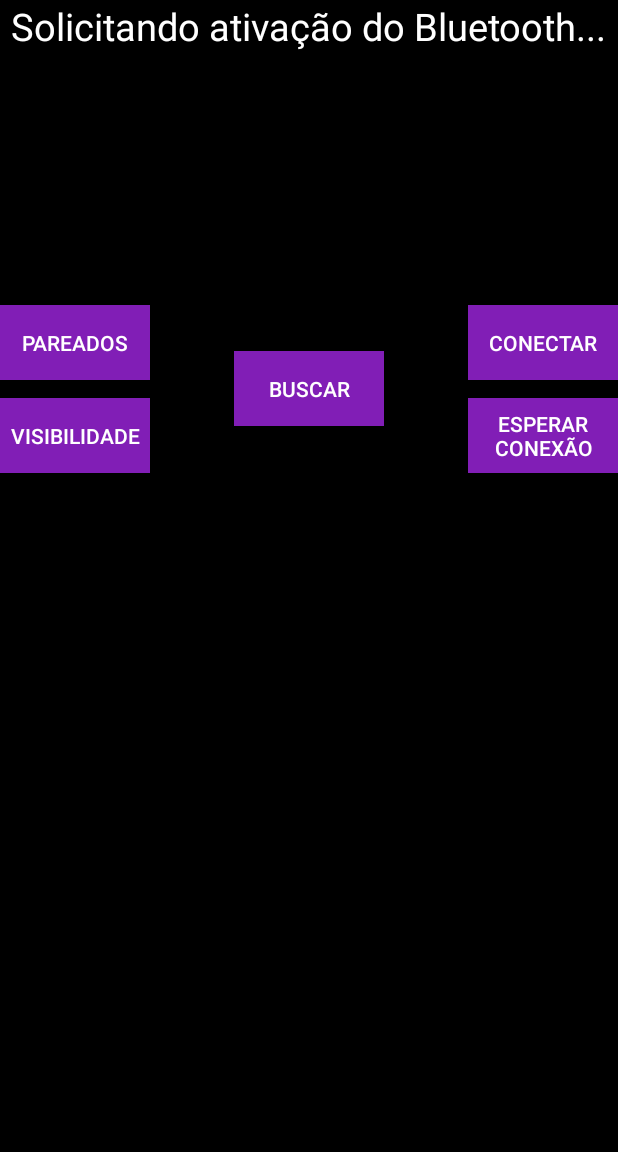
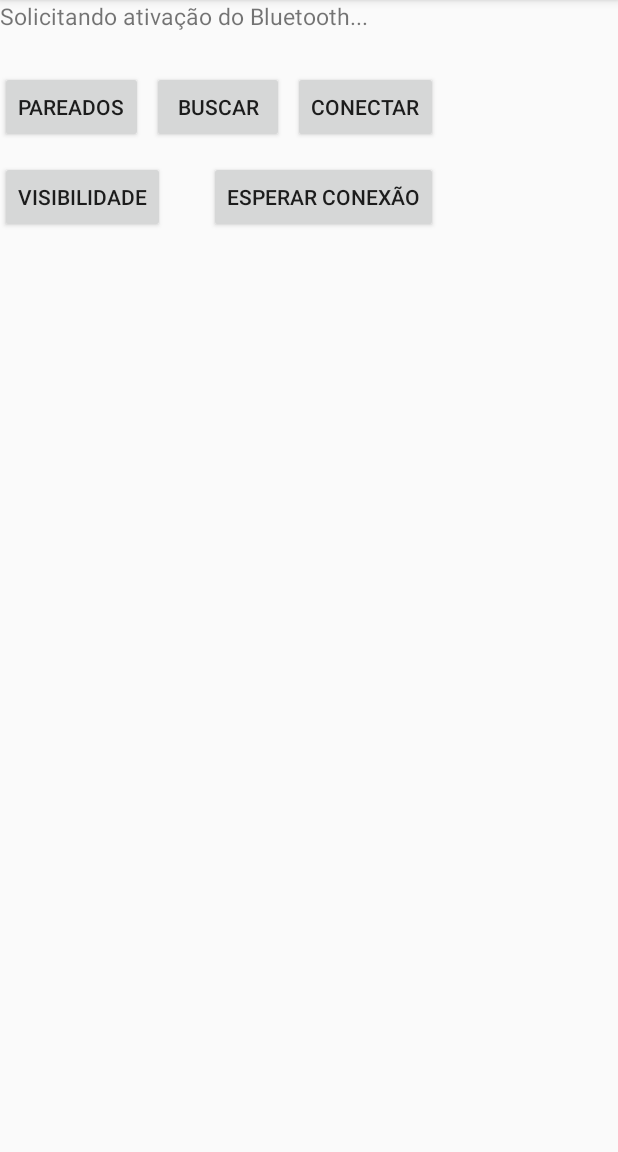
Before and after one commit to ChrystianMelo/BlindHelper, an Android app: the screen it shows after launch (Bluetooth), after a tap on "CONECTAR!", on a phone screen of 412 x 824 dp, the part 84-1236 px from its top. Run offline under Robolectric (Android 15) with nearby library versions, the phone set to English and light mode, and no system bars.

Commit message:
Adicionando os arquivos

```diff
--- a/BlindHelperApp/app/src/main/java/com/coltec/cfgs/blindhelper/Bluetooth.java
+++ b/BlindHelperApp/app/src/main/java/com/coltec/cfgs/blindhelper/Bluetooth.java
@@ -1,11 +1,13 @@
 package com.coltec.cfgs.blindhelper;
-
 import android.bluetooth.BluetoothAdapter;
+import android.content.Context;
 import android.content.Intent;
+import android.media.MediaPlayer;
 import android.os.Handler;
 import android.os.Message;
 import android.support.v7.app.AppCompatActivity;
 import android.os.Bundle;
+import android.util.Log;
 import android.view.View;
 import android.widget.Button;
 import android.widget.EditText;
@@ -23,12 +25,16 @@ public class Bluetooth extends AppCompatActivity {
     public Button btn_visibility;
     public Button btn_connect_client;
     public Button btn_connect_server;
+    public Button btn_send;
     public static TextView output_text;
+    public static Context mContext;
     public static  String output_text_string = "";
     public EditText input_text;
     public String macSelected = "";
 
     public static Handler handler = new Handler() {
+        String msn = "nada";
+
         @Override
         public void handleMessage(Message msg) {
 
@@ -43,21 +49,35 @@ public class Bluetooth extends AppCompatActivity {
             else {
                 output_text_string += "ele: " + dataString + "\n";
                 output_text.setText(output_text_string);
+                this.msn = dataString;
+                Bluetooth.verify(this.msn);//a cada msn confiro se é oq eu espero
             }
         }
     };
+
+    public static void verify(String x){
+        if (x.equals("gemi.")) {
+            MediaPlayer ring = MediaPlayer.create(mContext, R.raw.gemi);
+            ring.start();
+        }
+        Log.i("RECEBIDO", x);
+    }
 
     @Override
     protected void onCreate(Bundle savedInstanceState) {
         super.onCreate(savedInstanceState);
         setContentView(R.layout.activity_bluetooth);
 
+        mContext = getApplicationContext();
         statusMessage = findViewById(R.id.lbl_status);
         btn_paired = findViewById(R.id.btn_paired);
         btn_search = findViewById(R.id.btn_search);
         btn_visibility = findViewById(R.id.btn_visibility);
         btn_connect_client = findViewById(R.id.btn_connect_client);
         btn_connect_server = findViewById(R.id.btn_connect_server);
+        //btn_send = findViewById(R.id.btn_send);
+        //input_text = findViewById(R.id.input_text);
+        output_text = findViewById(R.id.output_text);
 
         BluetoothAdapter btAdapter = BluetoothAdapter.getDefaultAdapter();
         if (btAdapter == null) {
@@ -110,7 +130,12 @@ public class Bluetooth extends AppCompatActivity {
             }
         });
 
-        //sendMessage();
+        /*btn_send.setOnClickListener(new View.OnClickListener() {
+            @Override
+            public void onClick(View view) {
+                sendMessage();
+            }
+        });*/
     }
 
     @Override
@@ -163,18 +188,11 @@ public class Bluetooth extends AppCompatActivity {
     }
 
     /*public void sendMessage() {
-        leitura
-        if (leitura == 1)//esq
-            MediaPlayer ring= MediaPlayer.create(InterfaceActivity.this,R.raw.left);
-        else if (leitura == 2)//esq+encima
-            MediaPlayer ring= MediaPlayer.create(InterfaceActivity.this,R.raw.leftup);
-        else if (leitura == 3)
-            .
-            .
-            .
-        else
-            MediaPlayer ring= MediaPlayer.create(InterfaceActivity.this,R.raw.error);
-        ring.start();
-
+        String msg = input_text.getText().toString();
+        output_text_string += "você: " + msg + "\n";
+        output_text.setText(output_text_string);
+        input_text.setText("");
+        byte[] data = msg.getBytes();
+        connection.write(data);
     }*/
 }
--- a/BlindHelperApp/app/src/main/java/com/coltec/cfgs/blindhelper/BluetoothConnection.java
+++ b/BlindHelperApp/app/src/main/java/com/coltec/cfgs/blindhelper/BluetoothConnection.java
@@ -1,5 +1,4 @@
 package com.coltec.cfgs.blindhelper;
-
 import android.bluetooth.BluetoothAdapter;
 import android.bluetooth.BluetoothDevice;
 import android.bluetooth.BluetoothServerSocket;
--- a/BlindHelperApp/app/src/main/java/com/coltec/cfgs/blindhelper/BluetoothDiscoveredDevices.java
+++ b/BlindHelperApp/app/src/main/java/com/coltec/cfgs/blindhelper/BluetoothDiscoveredDevices.java
@@ -1,5 +1,4 @@
 package com.coltec.cfgs.blindhelper;
-
 import android.Manifest;
 import android.app.ListActivity;
 import android.bluetooth.BluetoothAdapter;
--- a/BlindHelperApp/app/src/main/java/com/coltec/cfgs/blindhelper/BluetoothPairedDevices.java
+++ b/BlindHelperApp/app/src/main/java/com/coltec/cfgs/blindhelper/BluetoothPairedDevices.java
@@ -1,5 +1,4 @@
 package com.coltec.cfgs.blindhelper;
-
 import android.app.ListActivity;
 import android.bluetooth.BluetoothAdapter;
 import android.bluetooth.BluetoothDevice;
--- a/BlindHelperApp/app/src/main/java/com/coltec/cfgs/blindhelper/MainActivity.java
+++ b/BlindHelperApp/app/src/main/java/com/coltec/cfgs/blindhelper/MainActivity.java
@@ -11,6 +11,9 @@ import android.view.View;
 import android.widget.Button;
 
 public class MainActivity extends AppCompatActivity {
+    public void play(){
+
+    }
 
     @Override
     protected void onCreate(Bundle savedInstanceState) {
--- a/BlindHelperApp/app/src/main/res/layout/activity_bluetooth.xml
+++ b/BlindHelperApp/app/src/main/res/layout/activity_bluetooth.xml
@@ -4,71 +4,71 @@
     xmlns:tools="http://schemas.android.com/tools"
     android:layout_width="match_parent"
     android:layout_height="match_parent"
-    tools:context="com.coltec.cfgs.blindhelper.Bluetooth"
-    android:background="#000">
-
+    tools:context=".Bluetooth">
 
     <TextView
         android:id="@+id/lbl_status"
+        android:textSize="15dp"
         android:layout_width="wrap_content"
         android:layout_height="wrap_content"
-        android:layout_centerHorizontal="true"
-        android:text="iniciando"
-        android:textSize="25dp"
-        android:textColor="#fff"/>
+        android:layout_alignParentStart="true"
+        android:layout_alignParentTop="true"
+        android:text="iniciando" />
 
     <Button
         android:id="@+id/btn_paired"
-        android:layout_width="100dp"
-        android:layout_height="50dp"
+        android:layout_width="wrap_content"
+        android:layout_height="wrap_content"
         android:layout_alignParentStart="true"
-        android:layout_alignParentTop="true"
-        android:layout_marginTop="203dp"
-        android:background="#811eb6"
-        android:text="pareados"
-        android:textColor="#fff" />
+        android:layout_below="@+id/lbl_status"
+        android:layout_marginTop="26dp"
+        android:text="pareados" />
 
     <Button
         android:id="@+id/btn_search"
-        android:layout_width="100dp"
-        android:layout_height="50dp"
-        android:layout_alignParentTop="true"
-        android:layout_centerHorizontal="true"
-        android:layout_marginTop="234dp"
-        android:background="#811eb6"
-        android:text="buscar"
-        android:textColor="#fff"/>
+        android:layout_width="wrap_content"
+        android:layout_height="wrap_content"
+        android:layout_alignBaseline="@+id/btn_paired"
+        android:layout_alignBottom="@+id/btn_paired"
+        android:layout_marginStart="6dp"
+        android:layout_toEndOf="@+id/btn_paired"
+        android:text="buscar" />
 
     <Button
         android:id="@+id/btn_visibility"
-        android:layout_width="100dp"
-        android:layout_height="50dp"
+        android:layout_width="wrap_content"
+        android:layout_height="wrap_content"
         android:layout_alignParentStart="true"
         android:layout_below="@+id/btn_paired"
         android:layout_marginTop="12dp"
-        android:text="visibilidade"
-        android:background="#811eb6"
-        android:textColor="#fff"/>
+        android:text="visibilidade" />
 
     <Button
         android:id="@+id/btn_connect_client"
-        android:layout_width="100dp"
-        android:layout_height="50dp"
-        android:layout_alignParentEnd="true"
-        android:layout_alignTop="@+id/btn_paired"
-        android:background="#811eb6"
-        android:text="conectar"
-        android:textColor="#fff"/>
+        android:layout_width="wrap_content"
+        android:layout_height="wrap_content"
+        android:layout_alignBaseline="@+id/btn_search"
+        android:layout_alignBottom="@+id/btn_search"
+        android:layout_marginStart="6dp"
+        android:layout_toEndOf="@+id/btn_search"
+        android:text="conectar" />
 
     <Button
         android:id="@+id/btn_connect_server"
-        android:layout_width="100dp"
-        android:layout_height="50dp"
-        android:layout_alignParentEnd="true"
-        android:layout_alignTop="@+id/btn_visibility"
-        android:background="#811eb6"
-        android:text="esperar conexão"
-        android:textColor="#fff"/>
+        android:layout_width="wrap_content"
+        android:layout_height="wrap_content"
+        android:layout_alignBaseline="@+id/btn_visibility"
+        android:layout_alignBottom="@+id/btn_visibility"
+        android:layout_alignEnd="@+id/btn_connect_client"
+        android:text="esperar conexão" />
+
+    <TextView
+        android:id="@+id/output_text"
+        android:layout_width="match_parent"
+        android:layout_height="250dp"
+        android:layout_alignParentBottom="true"
+        android:layout_alignParentStart="true"
+        android:layout_marginBottom="33dp" />
 
 
 </RelativeLayout>
--- a/BlindHelperApp/app/src/main/res/layout/activity_bluetooth_paired_devices.xml
+++ b/BlindHelperApp/app/src/main/res/layout/activity_bluetooth_paired_devices.xml
@@ -4,7 +4,6 @@
     xmlns:tools="http://schemas.android.com/tools"
     android:layout_width="match_parent"
     android:layout_height="match_parent"
-    tools:context="com.coltec.cfgs.blindhelper.BluetoothPairedDevices"
-    android:background="#000">
+    tools:context=".BluetoothPairedDevices">
 
 </android.support.constraint.ConstraintLayout>
--- a/BlindHelperApp/app/src/main/res/layout/activity_discovered_devices.xml
+++ b/BlindHelperApp/app/src/main/res/layout/activity_discovered_devices.xml
@@ -4,6 +4,6 @@
     xmlns:tools="http://schemas.android.com/tools"
     android:layout_width="match_parent"
     android:layout_height="match_parent"
-    tools:context="com.coltec.cfgs.blindhelper.BluetoothDiscoveredDevices">
+    tools:context=".BluetoothDiscoveredDevices">
 
 </android.support.constraint.ConstraintLayout>
--- a/BlindHelperApp/app/src/main/res/layout/text_header.xml
+++ b/BlindHelperApp/app/src/main/res/layout/text_header.xml
@@ -3,8 +3,7 @@
     xmlns:android="http://schemas.android.com/apk/res/android"
     android:orientation="vertical"
     android:layout_width="match_parent"
-    android:layout_height="match_parent"
-    android:background="#000">
+    android:layout_height="match_parent">
 
     <TextView
         android:layout_width="wrap_content"
```
